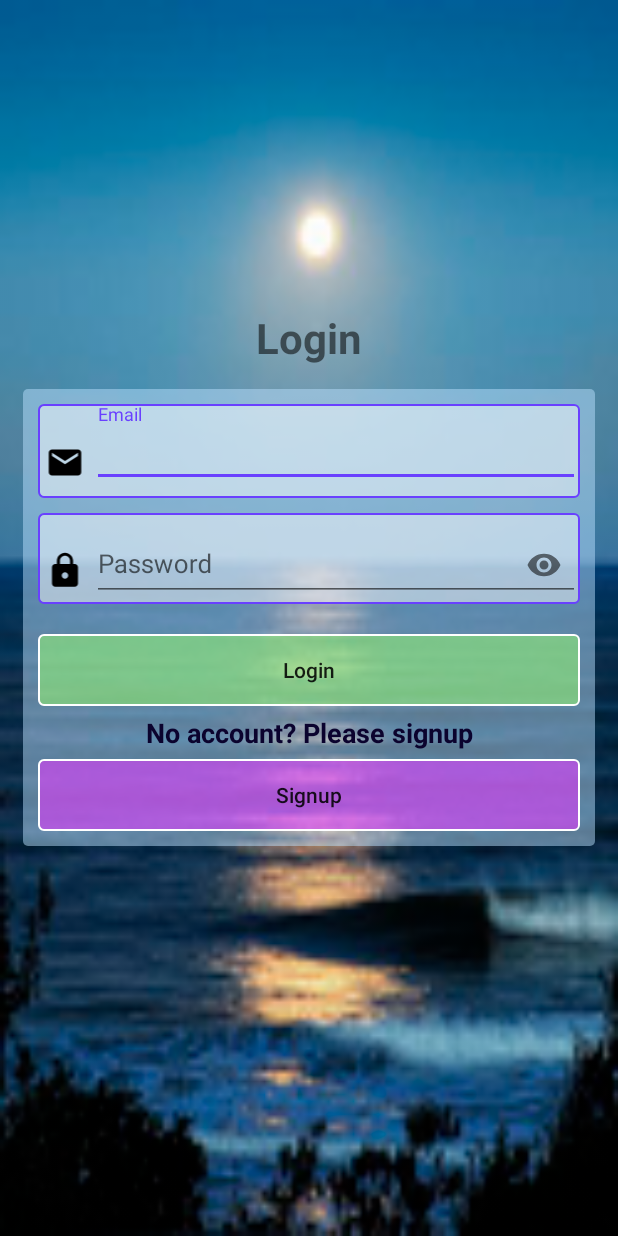
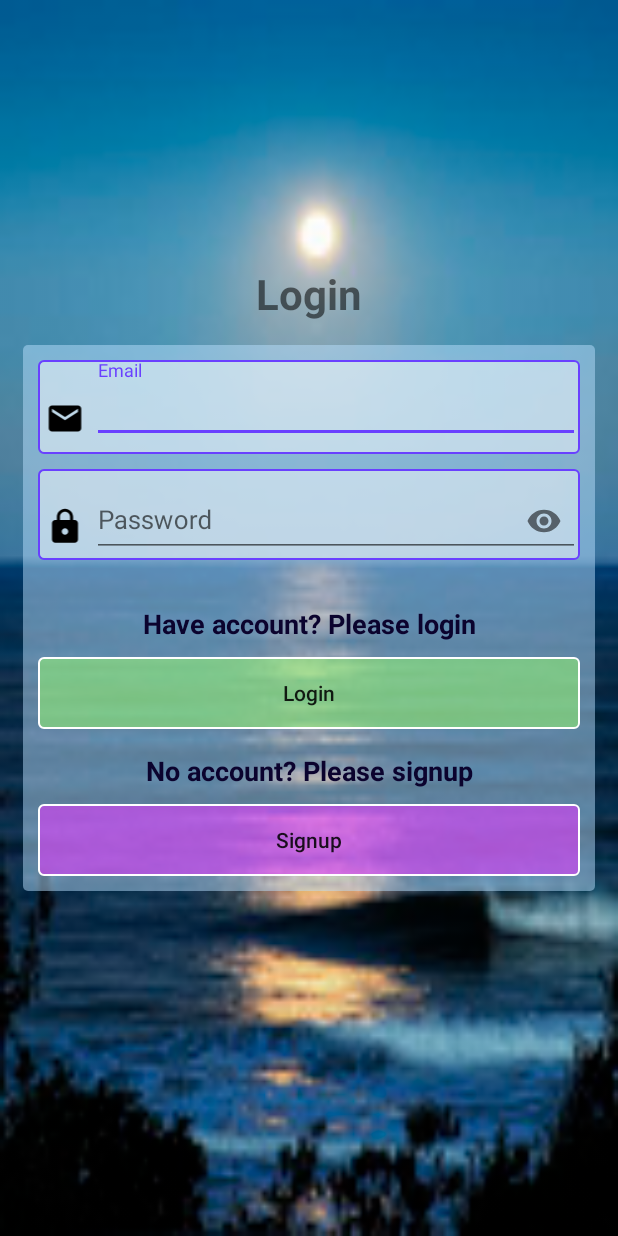
Before and after one commit to salauddin23shumon/ProjectAlpha, an Android app: the screen it shows after launch (AuthenticationActivity), on a phone screen of 412 x 824 dp. Run offline under Robolectric (Android 15) with nearby library versions, the phone set to English and light mode, and no system bars; our stand-ins replace Firebase (no records; nobody signed in at launch, a user with empty details on screens opened directly); libraries missing offline, so code that uses them is left out: com.droidnet; 1 statement that could not run was skipped.

Commit message:
completed v1

```diff
--- a/app/src/main/res/layout/fragment_login.xml
+++ b/app/src/main/res/layout/fragment_login.xml
@@ -102,6 +102,16 @@
                 </com.google.android.material.textfield.TextInputLayout>
             </LinearLayout>
 
+            <TextView
+                android:layout_width="match_parent"
+                android:layout_height="wrap_content"
+                android:layout_margin="10dp"
+                android:text="Have account? Please login"
+                android:textAlignment="center"
+                android:textColor="#0B032E"
+                android:textSize="18sp"
+                android:textStyle="bold" />
+
             <FrameLayout
                 android:layout_width="match_parent"
                 android:layout_height="wrap_content">
@@ -124,7 +134,7 @@
             <TextView
                 android:layout_width="match_parent"
                 android:layout_height="wrap_content"
-                android:layout_marginBottom="5dp"
+                android:layout_margin="10dp"
                 android:text="No account? Please signup"
                 android:textAlignment="center"
                 android:textColor="#0B032E"
```
